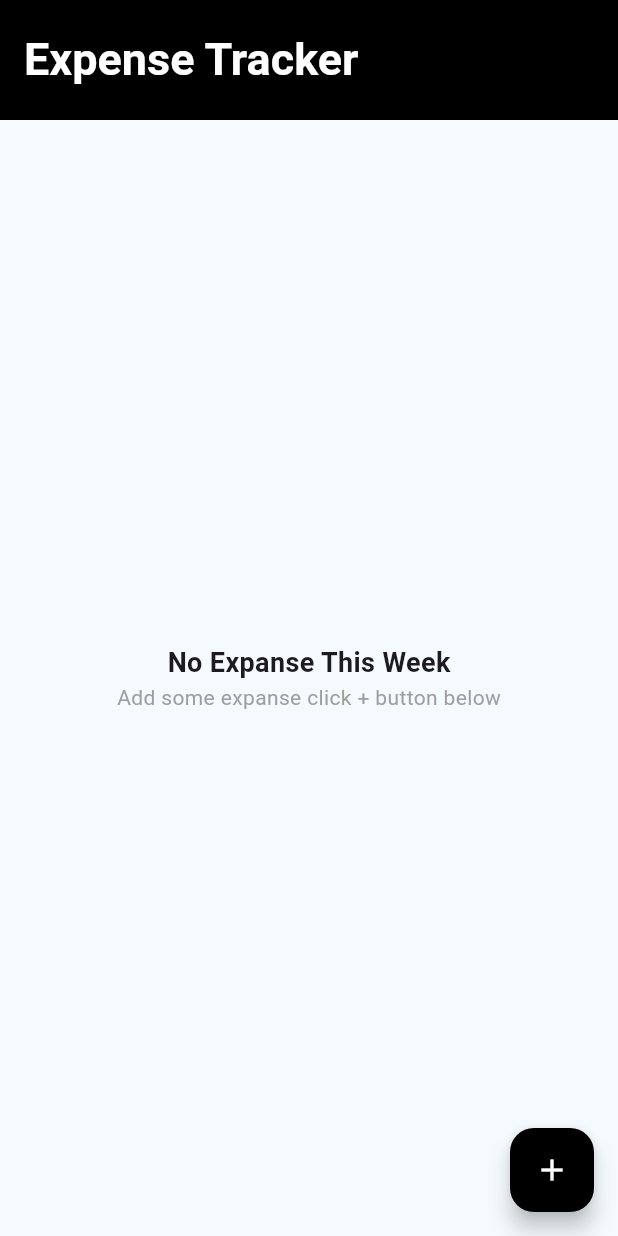
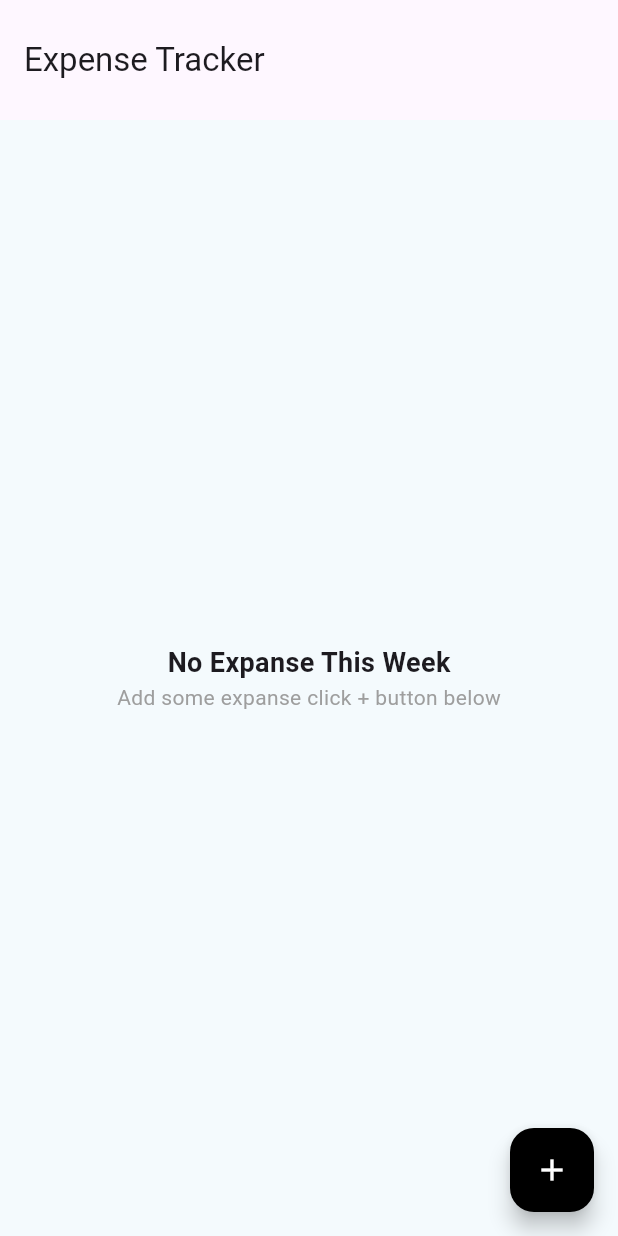
Before and after one commit to aziziabduls/flutter_expense_tracker, a Flutter app: the screen it shows after launch, on a phone screen of 412 x 824 dp. Run offline on Flutter 3.47's test engine with Material 3 defaults, Android fonts, the phone set to English and light mode, and no system bars; our stand-ins replace fl_chart, flutter_slidable, hive, hive_flutter, money_formatter; accounts and stored records are empty.

Commit message:
initial commit

```diff
--- a/lib/component/expense_summary.dart
+++ b/lib/component/expense_summary.dart
@@ -25,8 +25,8 @@ class ExpenseSummary extends StatelessWidget {
     return Consumer<ExpenseData>(
       builder: (context, value, child) {
         double maxY = 100000;
-        if (Provider.of<ExpenseData>(context, listen: false).getTotalAmountThisWeek().toDouble() > 100000) {
-          maxY = maxY * 10;
+        if (Provider.of<ExpenseData>(context, listen: false).getTotalAmountThisWeek().toDouble() > 50000) {
+          maxY = maxY * 2;
         }
         return SizedBox(
           height: 230,
--- a/lib/component/expense_tile.dart
+++ b/lib/component/expense_tile.dart
@@ -16,6 +16,7 @@ class ExpenseTile extends StatelessWidget {
   @override
   Widget build(BuildContext context) {
     return ListTile(
+      tileColor: Colors.white,
       title: Text(name),
       subtitle: Text('${dateTime.day}/${dateTime.month}/${dateTime.year}'),
       trailing: Text(
--- a/lib/pages/home_page.dart
+++ b/lib/pages/home_page.dart
@@ -169,15 +169,16 @@ class _HomePageState extends State<HomePage> {
         return Scaffold(
           resizeToAvoidBottomInset: false,
           appBar: AppBar(
-            backgroundColor: Colors.black,
+            // backgroundColor: Colors.black,
             toolbarHeight: 80,
+            centerTitle: false,
             title: const Text(
               'Expense Tracker',
-              style: TextStyle(
-                fontSize: 30,
-                color: Colors.white,
-                fontWeight: FontWeight.bold,
-              ),
+              // style: TextStyle(
+              //   fontSize: 30,
+              //   color: Colors.white,
+              //   fontWeight: FontWeight.bold,
+              // ),
             ),
           ),
           body: value.getAllExpenseList().isEmpty
@@ -217,7 +218,7 @@ class _HomePageState extends State<HomePage> {
                                   .toDouble(),
                             ).toString(),
                             style: const TextStyle(
-                              fontSize: 20,
+                              fontSize: 18,
                               fontWeight: FontWeight.bold,
                             ),
                           ),
@@ -232,12 +233,14 @@ class _HomePageState extends State<HomePage> {
                     ),
                     ExpenseSummary(startOfWeek: value.startOfWeekDate()),
                     const SizedBox(height: 50),
-                    Container(
+                    Expanded(
+                      child: Container(
                         decoration: const BoxDecoration(
-                        color: Colors.white,
+                          color: Colors.transparent,
                         ),
                         child: ListView.builder(
                           shrinkWrap: true,
+                          padding: EdgeInsets.zero,
                           itemCount: value.getAllExpenseList().length,
                           itemBuilder: (context, index) {
                             return GestureDetector(
@@ -273,6 +276,7 @@ class _HomePageState extends State<HomePage> {
                           },
                         ),
                       ),
+                    ),
                   ],
                 ),
           floatingActionButton: FloatingActionButton(
```
Also changed, not shown: 3 other files. Lines whose indentation alone changed are shown as unchanged.
